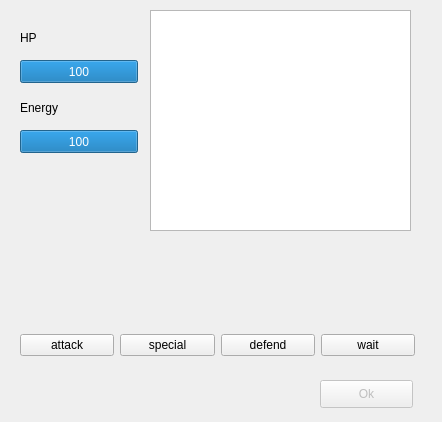
emmakbat/Space-Dragons, file fightwindow.ui: the form before one commit.
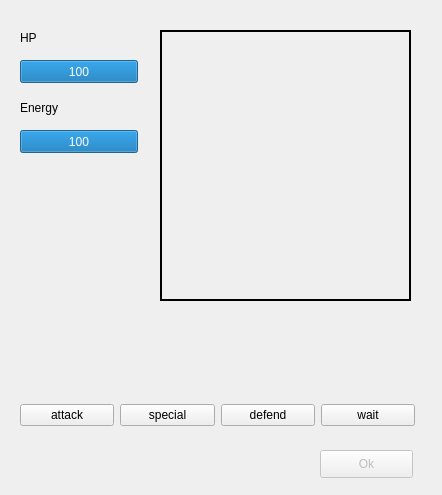
The form after the commit.

```diff
--- a/fightwindow.ui
+++ b/fightwindow.ui
@@ -7,22 +7,12 @@
     <x>0</x>
     <y>0</y>
     <width>442</width>
-    <height>422</height>
+    <height>495</height>
    </rect>
   </property>
   <property name="windowTitle">
    <string>Form</string>
   </property>
-  <widget class="QGraphicsView" name="graphicsView">
-   <property name="geometry">
-    <rect>
-     <x>150</x>
-     <y>10</y>
-     <width>261</width>
-     <height>221</height>
-    </rect>
-   </property>
-  </widget>
   <widget class="QProgressBar" name="hpBar">
    <property name="geometry">
     <rect>
@@ -56,7 +46,7 @@
    <property name="geometry">
     <rect>
      <x>20</x>
-     <y>250</y>
+     <y>320</y>
      <width>391</width>
      <height>51</height>
     </rect>
@@ -104,7 +94,7 @@
    <property name="geometry">
     <rect>
      <x>320</x>
-     <y>380</y>
+     <y>450</y>
      <width>93</width>
      <height>28</height>
     </rect>
@@ -113,11 +103,27 @@
     <string>Ok</string>
    </property>
   </widget>
+  <widget class="QLabel" name="monsterDisplay">
+   <property name="geometry">
+    <rect>
+     <x>160</x>
+     <y>30</y>
+     <width>251</width>
+     <height>271</height>
+    </rect>
+   </property>
+   <property name="frameShape">
+    <enum>QFrame::WinPanel</enum>
+   </property>
+   <property name="text">
+    <string/>
+   </property>
+  </widget>
   <widget class="QWidget" name="">
    <property name="geometry">
     <rect>
      <x>20</x>
-     <y>330</y>
+     <y>400</y>
      <width>395</width>
      <height>30</height>
     </rect>
```
